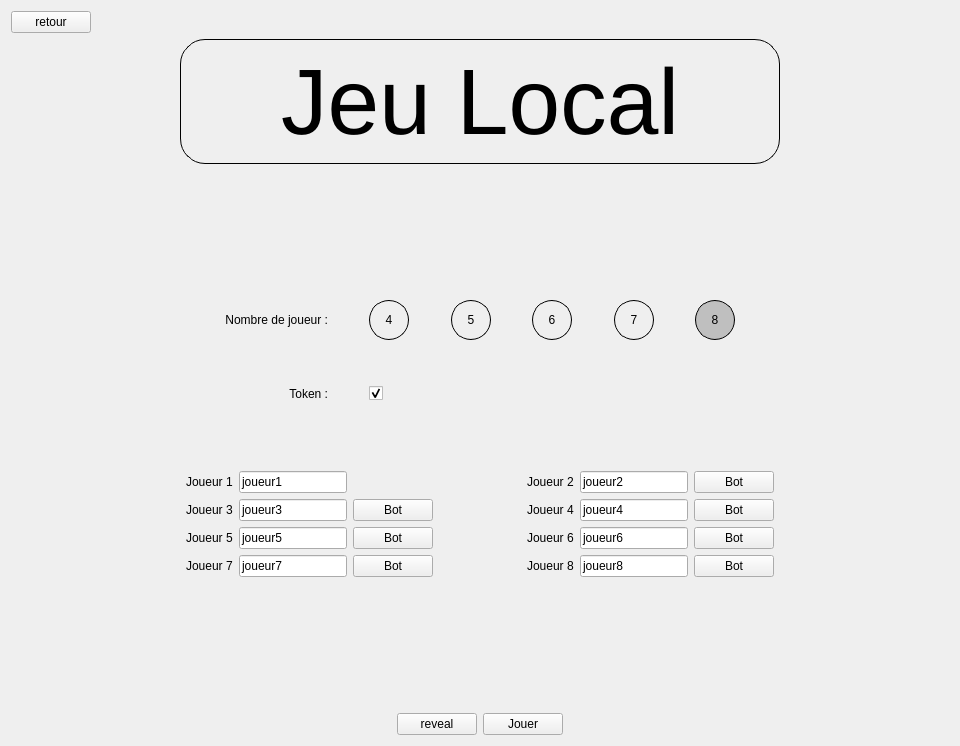
The window that test_craig/jeulocal.ui (gbequet/time_bomb) describes before a commit, drawn with Qt 5.
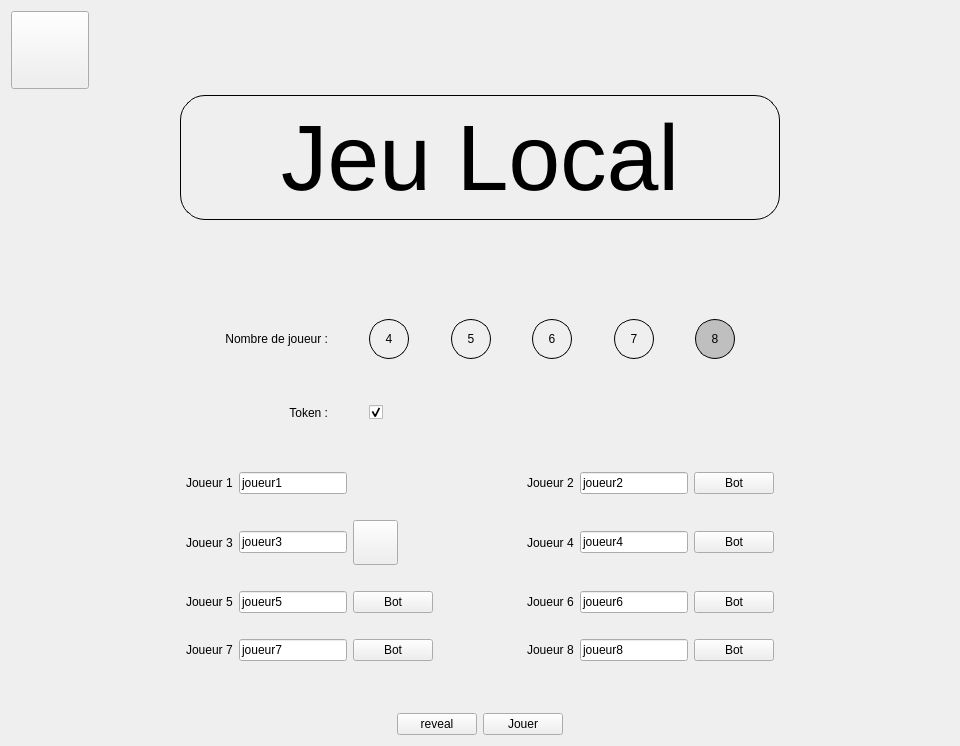
The same window after the commit. Icons and pictures are not drawn.

What changed in the file:
```diff
--- a/test_craig/jeulocal.ui
+++ b/test_craig/jeulocal.ui
@@ -18,8 +18,14 @@
     <layout class="QHBoxLayout" name="horizontalLayout">
      <item>
       <widget class="QPushButton" name="retour">
+       <property name="styleSheet">
+        <string notr="true">border-image:url(:/images/icons/button-back.png);
+width: 70px;
+height:70px;
+</string>
+       </property>
        <property name="text">
-        <string>retour</string>
+        <string/>
        </property>
       </widget>
      </item>
@@ -555,7 +561,7 @@
    </item>
    <item>
     <layout class="QGridLayout" name="gridLayout_2">
-     <item row="2" column="8">
+     <item row="4" column="8">
       <widget class="QPushButton" name="bot6">
        <property name="text">
         <string>Bot</string>
@@ -565,7 +571,7 @@
        </property>
       </widget>
      </item>
-     <item row="2" column="3">
+     <item row="4" column="3">
       <widget class="QLineEdit" name="joueur5">
        <property name="styleSheet">
         <string notr="true">QLineEdit:read-only
@@ -581,7 +587,7 @@
        </property>
       </widget>
      </item>
-     <item row="1" column="3">
+     <item row="2" column="3">
       <widget class="QLineEdit" name="joueur3">
        <property name="text">
         <string>joueur3</string>
@@ -591,21 +597,21 @@
        </property>
       </widget>
      </item>
-     <item row="2" column="6">
+     <item row="4" column="6">
       <widget class="QLabel" name="label_7">
        <property name="text">
         <string>Joueur 6</string>
        </property>
       </widget>
      </item>
-     <item row="3" column="2">
+     <item row="6" column="2">
       <widget class="QLabel" name="label_8">
        <property name="text">
         <string>Joueur 7</string>
        </property>
       </widget>
      </item>
-     <item row="1" column="7">
+     <item row="2" column="7">
       <widget class="QLineEdit" name="joueur4">
        <property name="text">
         <string>joueur4</string>
@@ -615,7 +621,7 @@
        </property>
       </widget>
      </item>
-     <item row="1" column="8">
+     <item row="2" column="8">
       <widget class="QPushButton" name="bot4">
        <property name="text">
         <string>Bot</string>
@@ -645,27 +651,14 @@
        </property>
       </spacer>
      </item>
-     <item row="3" column="6">
+     <item row="6" column="6">
       <widget class="QLabel" name="label_9">
        <property name="text">
         <string>Joueur 8</string>
        </property>
       </widget>
      </item>
-     <item row="0" column="5">
-      <spacer name="horizontalSpacer_8">
-       <property name="orientation">
-        <enum>Qt::Horizontal</enum>
-       </property>
-       <property name="sizeHint" stdset="0">
-        <size>
-         <width>40</width>
-         <height>20</height>
-        </size>
-       </property>
-      </spacer>
-     </item>
-     <item row="3" column="3">
+     <item row="6" column="3">
       <widget class="QLineEdit" name="joueur7">
        <property name="styleSheet">
         <string notr="true">QLineEdit:read-only
@@ -694,7 +687,7 @@
        </property>
       </spacer>
      </item>
-     <item row="3" column="4">
+     <item row="6" column="4">
       <widget class="QPushButton" name="bot7">
        <property name="text">
         <string>Bot</string>
@@ -714,7 +707,7 @@
        </property>
       </widget>
      </item>
-     <item row="3" column="7">
+     <item row="6" column="7">
       <widget class="QLineEdit" name="joueur8">
        <property name="styleSheet">
         <string notr="true">QLineEdit:read-only
@@ -730,7 +723,7 @@
        </property>
       </widget>
      </item>
-     <item row="1" column="6">
+     <item row="2" column="6">
       <widget class="QLabel" name="label_10">
        <property name="text">
         <string>Joueur 4</string>
@@ -754,7 +747,7 @@
        </property>
       </widget>
      </item>
-     <item row="2" column="4">
+     <item row="4" column="4">
       <widget class="QPushButton" name="bot5">
        <property name="text">
         <string>Bot</string>
@@ -764,7 +757,7 @@
        </property>
       </widget>
      </item>
-     <item row="2" column="7">
+     <item row="4" column="7">
       <widget class="QLineEdit" name="joueur6">
        <property name="styleSheet">
         <string notr="true">QLineEdit:read-only
@@ -790,14 +783,14 @@
        </property>
       </widget>
      </item>
-     <item row="2" column="2">
+     <item row="4" column="2">
       <widget class="QLabel" name="label_6">
        <property name="text">
         <string>Joueur 5</string>
        </property>
       </widget>
      </item>
-     <item row="3" column="8">
+     <item row="6" column="8">
       <widget class="QPushButton" name="bot8">
        <property name="text">
         <string>Bot</string>
@@ -807,23 +800,13 @@
        </property>
       </widget>
      </item>
-     <item row="1" column="2">
+     <item row="2" column="2">
       <widget class="QLabel" name="label_4">
        <property name="text">
         <string>Joueur 3</string>
        </property>
       </widget>
      </item>
-     <item row="1" column="4">
-      <widget class="QPushButton" name="bot3">
-       <property name="text">
-        <string>Bot</string>
-       </property>
-       <property name="checkable">
-        <bool>true</bool>
-       </property>
-      </widget>
-     </item>
      <item row="0" column="9">
       <spacer name="horizontalSpacer_7">
        <property name="orientation">
@@ -850,6 +833,88 @@
        </property>
       </spacer>
      </item>
+     <item row="2" column="4">
+      <widget class="QPushButton" name="bot3">
+       <property name="enabled">
+        <bool>true</bool>
+       </property>
+       <property name="maximumSize">
+        <size>
+         <width>45</width>
+         <height>45</height>
+        </size>
+       </property>
+       <property name="styleSheet">
+        <string notr="true">border-image:url(:/images/icons/button-bot-off.png);
+width: 45px;
+height:45px;</string>
+       </property>
+       <property name="text">
+        <string/>
+       </property>
+       <property name="checkable">
+        <bool>true</bool>
+       </property>
+       <property name="checked">
+        <bool>false</bool>
+       </property>
+      </widget>
+     </item>
+     <item row="0" column="5">
+      <spacer name="horizontalSpacer_8">
+       <property name="orientation">
+        <enum>Qt::Horizontal</enum>
+       </property>
+       <property name="sizeHint" stdset="0">
+        <size>
+         <width>40</width>
+         <height>20</height>
+        </size>
+       </property>
+      </spacer>
+     </item>
+     <item row="1" column="5">
+      <spacer name="verticalSpacer_5">
+       <property name="orientation">
+        <enum>Qt::Vertical</enum>
+       </property>
+       <property name="sizeType">
+        <enum>QSizePolicy::Minimum</enum>
+       </property>
+       <property name="sizeHint" stdset="0">
+        <size>
+         <width>20</width>
+         <height>20</height>
+        </size>
+       </property>
+      </spacer>
+     </item>
+     <item row="3" column="5">
+      <spacer name="verticalSpacer_7">
+       <property name="orientation">
+        <enum>Qt::Vertical</enum>
+       </property>
+       <property name="sizeHint" stdset="0">
+        <size>
+         <width>20</width>
+         <height>20</height>
+        </size>
+       </property>
+      </spacer>
+     </item>
+     <item row="5" column="5">
+      <spacer name="verticalSpacer_8">
+       <property name="orientation">
+        <enum>Qt::Vertical</enum>
+       </property>
+       <property name="sizeHint" stdset="0">
+        <size>
+         <width>20</width>
+         <height>20</height>
+        </size>
+       </property>
+      </spacer>
+     </item>
     </layout>
    </item>
    <item>
@@ -865,19 +930,6 @@
      </property>
     </spacer>
    </item>
-   <item>
-    <spacer name="verticalSpacer_5">
-     <property name="orientation">
-      <enum>Qt::Vertical</enum>
-     </property>
-     <property name="sizeHint" stdset="0">
-      <size>
-       <width>20</width>
-       <height>40</height>
-      </size>
-     </property>
-    </spacer>
-   </item>
    <item>
     <layout class="QHBoxLayout" name="horizontalLayout_3">
      <item>
```
